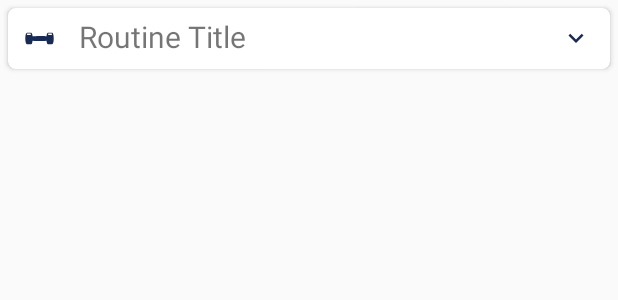
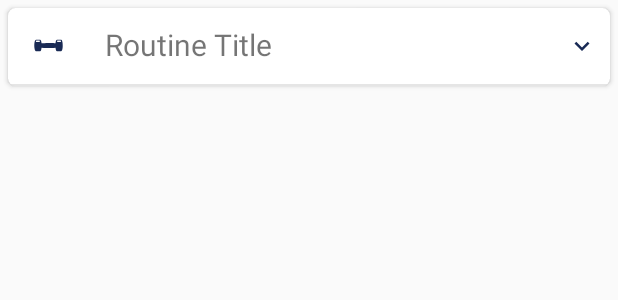
Before and after one commit to StefanoKoo/MyFitnessAssistant, an Android app: the layout layout_workout_list_item.xml on its own in the app's theme, with its tools: preview values and no code run, on a phone screen of 412 x 824 dp. Shown: the top 300 px of the screen. Run offline under Robolectric (Android 15) with nearby library versions, the phone set to English and light mode, and no system bars.

Commit message:
Expandable layout Done

```diff
--- a/app/src/main/java/com/example/myfitnessassistant/WorkoutListActivity.java
+++ b/app/src/main/java/com/example/myfitnessassistant/WorkoutListActivity.java
@@ -84,12 +84,8 @@ public class WorkoutListActivity extends AppCompatActivity implements WorkoutsRe
 //        insertFakeRoutines();
         Log.d(TAG,"Shutdown Test");
 
-//        if (db.workoutDao().getWorkoutByName("OHP") != null) {
-//            addWorkout(db.workoutDao().getWorkoutByName("OHP"));
-//        }
-//
         if (db.workoutDao().getAll().size() != 0) {
-            for (int i = 0; i < db.workoutDao().getAll().size()+1; i++) {
+            for (int i = 1; i <= db.workoutDao().getAll().size() + 1; i++) {
                 if (db.workoutDao().getWorkoutByIndex(i) != null) {
                     Log.d(TAG,db.workoutDao().getAll().toString());
                     addWorkout(db.workoutDao().getWorkoutByIndex(i));
@@ -133,7 +129,6 @@ public class WorkoutListActivity extends AppCompatActivity implements WorkoutsRe
         MenuInflater menuInflater = getMenuInflater();
         menuInflater.inflate(R.menu.menu_make_routine, menu);
         return true;
-//        return super.onCreateOptionsMenu(menu);
     }
 
     @Override
@@ -146,6 +141,7 @@ public class WorkoutListActivity extends AppCompatActivity implements WorkoutsRe
                 overridePendingTransition(R.anim.slide_in,R.anim.slide_out);
             case R.id.save_routine:
                 Log.d(TAG,"Save Button Clicked");
+                saveWorkoutList(mWorkouts);
                 setResult(RESULT_OK);
                 finish();
                 overridePendingTransition(R.anim.slide_in,R.anim.slide_out);
@@ -172,10 +168,9 @@ public class WorkoutListActivity extends AppCompatActivity implements WorkoutsRe
             if (resultCode == RESULT_OK) {
                 Log.d(TAG,"Result OK");
                 Workout mWorkout = data.getParcelableExtra("Workout");
-//                addItem(mImageDrawable,mWorkout.getWorkoutName());
                 addWorkout(mWorkout);
-                db.workoutDao().insert(mWorkout);
-                Toast.makeText(this, db.workoutDao().getWorkoutByName(mWorkout.getWorkoutName()).getWorkoutName(),Toast.LENGTH_SHORT).show();
+//                db.workoutDao().insert(mWorkout);
+//                Toast.makeText(this, db.workoutDao().getWorkoutByName(mWorkout.getWorkoutName()).getWorkoutName(),Toast.LENGTH_SHORT).show();
             }
             else {
                 Log.d(TAG,"Result Not OK");
@@ -193,4 +188,13 @@ public class WorkoutListActivity extends AppCompatActivity implements WorkoutsRe
     public void onExpandClick(int position) {
 //        Toast.makeText(this,"Expand Click Test",Toast.LENGTH_SHORT).show();
     }
+
+    // 현재 Workout 리스트를 DB에 추가
+    public void saveWorkoutList(ArrayList<Workout> mWorkouts) {
+        for (int i = 0; i < mWorkouts.size(); i++) {
+            Workout mWorkout = mWorkouts.get(i);
+//            db.workoutDao().insert(mWorkout);
+            Log.d(TAG,"Workout " + i + " " + mWorkout.getWorkoutName());
+        }
+    }
 }
--- a/app/src/main/java/com/example/myfitnessassistant/WorkoutsRecyclerAdapter.java
+++ b/app/src/main/java/com/example/myfitnessassistant/WorkoutsRecyclerAdapter.java
@@ -9,6 +9,7 @@ import android.view.View;
 import android.view.ViewGroup;
 import android.widget.ImageButton;
 import android.widget.ImageView;
+import android.widget.LinearLayout;
 import android.widget.TextView;
 
 import java.util.ArrayList;
@@ -16,7 +17,6 @@ import java.util.ArrayList;
 import androidx.annotation.NonNull;
 import androidx.recyclerview.widget.ItemTouchHelper;
 import androidx.recyclerview.widget.RecyclerView;
-import data.Routine;
 import data.Workout;
 
 class WorkoutsRecyclerAdapter extends RecyclerView.Adapter<WorkoutsRecyclerAdapter.ViewHolder> implements ItemTouchHelperAdapter {
@@ -61,7 +61,10 @@ class WorkoutsRecyclerAdapter extends RecyclerView.Adapter<WorkoutsRecyclerAdapt
     public void onBindViewHolder(@NonNull ViewHolder holder, int position) {
         Workout workout = mWorkouts.get(position);
 
-        holder.routineTitle.setText(workout.getWorkoutName());
+        holder.workoutTitle.setText(workout.getWorkoutName());
+        holder.weightsView.setText(workout.getWorkoutWeight().toString());
+        holder.setsView.setText(workout.getWorkoutSets().toString());
+        holder.repsView.setText(workout.getWorkoutReps().toString());
     }
 
     @Override
@@ -71,17 +74,21 @@ class WorkoutsRecyclerAdapter extends RecyclerView.Adapter<WorkoutsRecyclerAdapt
 
     public class ViewHolder extends RecyclerView.ViewHolder implements View.OnTouchListener, GestureDetector.OnGestureListener, View.OnClickListener {
         ImageView routineView;
-        TextView routineTitle;
+        TextView workoutTitle;
         ImageButton expandButton;
-        TextView textView;
+        LinearLayout layout;
+        TextView weightsView, setsView, repsView;
         GestureDetector mGestureDetector;
 
         public ViewHolder(View itemView, OnRoutineListener onRoutineListener, OnExpandListener onExpandListener) {
             super(itemView); // 뷰 객체에 대한 참조
             routineView = itemView.findViewById(R.id.routineIcon);
-            routineTitle = itemView.findViewById(R.id.routineTitle);
+            workoutTitle = itemView.findViewById(R.id.workoutTitle);
             expandButton = itemView.findViewById(R.id.expandButton);
-            textView = itemView.findViewById(R.id.view_extended);
+            layout = itemView.findViewById(R.id.layout_extended);
+            weightsView = itemView.findViewById(R.id.text_view_weights);
+            setsView = itemView.findViewById(R.id.text_view_sets);
+            repsView = itemView.findViewById(R.id.text_view_reps);
 
             mOnRoutineListener = onRoutineListener;
             mOnExpandListener = onExpandListener;
@@ -130,14 +137,15 @@ class WorkoutsRecyclerAdapter extends RecyclerView.Adapter<WorkoutsRecyclerAdapt
 
         @Override
         public void onClick(View view) {
-//            mOnExpandListener.onExpandClick(getAdapterPosition());
-            if (textView.getVisibility() == View.VISIBLE) {
+            if (layout.getVisibility() == View.VISIBLE) {
                 TransitionManager.beginDelayedTransition((ViewGroup) view.getParent(),new AutoTransition());
-                textView.setVisibility(View.GONE);
+                layout.setVisibility(View.GONE);
+                expandButton.setImageResource(R.drawable.ic_baseline_keyboard_arrow_down_20);
             }
             else {
                 TransitionManager.beginDelayedTransition((ViewGroup) view.getParent(),new AutoTransition());
-                textView.setVisibility(View.VISIBLE);
+                layout.setVisibility(View.VISIBLE);
+                expandButton.setImageResource(R.drawable.ic_baseline_keyboard_arrow_up_20);
             }
             notifyDataSetChanged();
         }
--- a/app/src/main/res/layout/layout_workout_list_item.xml
+++ b/app/src/main/res/layout/layout_workout_list_item.xml
@@ -27,42 +27,135 @@
                     android:src="@drawable/ic_dumbell_20"
                     android:layout_width="30dp"
                     android:layout_height="30dp"
-                    android:layout_weight="1"
+                    android:layout_weight="4"
                     android:layout_margin="5dp"
                     android:padding="5dp"
                     android:layout_gravity="center">
                 </ImageView>
 
                 <TextView
-                    android:id="@+id/routineTitle"
-                    android:layout_width="wrap_content"
+                    android:id="@+id/workoutTitle"
+                    android:layout_width="0dp"
                     android:layout_height="wrap_content"
-                    android:layout_weight="98"
+                    android:layout_weight="88"
                     android:gravity="center_vertical"
                     android:textSize="20dp"
+                    android:layout_margin="5dp"
                     android:padding="5dp"
                     android:text="Routine Title">
                 </TextView>
 
                 <ImageButton
                     android:id="@+id/expandButton"
-                    android:layout_width="wrap_content"
+                    android:layout_width="0dp"
                     android:layout_height="wrap_content"
-                    android:layout_weight="1"
+                    android:layout_weight="8"
+                    android:layout_margin="5dp"
                     android:layout_gravity="center_vertical"
-                    android:src="@drawable/selector_button_expand"
+                    android:src="@drawable/ic_baseline_keyboard_arrow_down_20"
                     android:tint="@color/maColor"
                     android:backgroundTint="@color/white">
                 </ImageButton>
             </LinearLayout>
 
-            <TextView
-                android:id="@+id/view_extended"
+            <View
+                android:background="#66bdbdbd"
+                android:layout_width="match_parent"
+                android:layout_height="1dp" />
+
+            <LinearLayout
+                android:id="@+id/layout_extended"
                 android:layout_width="match_parent"
                 android:layout_height="wrap_content"
-                android:text="This is Extended CardView"
+                android:orientation="vertical"
                 android:visibility="gone">
-            </TextView>
+                <LinearLayout
+                    android:layout_width="match_parent"
+                    android:layout_height="wrap_content"
+                    android:orientation="horizontal"
+                    android:weightSum="100">
+                    <TextView
+                        android:layout_width="0dp"
+                        android:layout_height="wrap_content"
+                        android:layout_weight="29"
+                        android:layout_margin="5dp"
+                        android:textAlignment="center"
+                        android:text="무게"/>
+                    <View
+                        android:background="#66bdbdbd"
+                        android:layout_width="0dp"
+                        android:layout_height="match_parent"
+                        android:layout_weight="1"/>
+                    <TextView
+                        android:id="@+id/text_view_weights"
+                        android:layout_width="0dp"
+                        android:layout_height="wrap_content"
+                        android:layout_weight="70"
+                        android:layout_margin="5dp"
+                        android:textAlignment="center"
+                        android:text="Hello World"/>
+                </LinearLayout>
+                <View
+                    android:background="#66bdbdbd"
+                    android:layout_width="match_parent"
+                    android:layout_height="1dp" />
+                <LinearLayout
+                    android:layout_width="match_parent"
+                    android:layout_height="wrap_content"
+                    android:orientation="horizontal"
+                    android:weightSum="100">
+                    <TextView
+                        android:layout_width="0dp"
+                        android:layout_height="wrap_content"
+                        android:layout_weight="29"
+                        android:layout_margin="5dp"
+                        android:textAlignment="center"
+                        android:text="세트"/>
+                    <View
+                        android:background="#66bdbdbd"
+                        android:layout_width="0dp"
+                        android:layout_height="match_parent"
+                        android:layout_weight="1"/>
+                    <TextView
+                        android:id="@+id/text_view_sets"
+                        android:layout_width="0dp"
+                        android:layout_height="wrap_content"
+                        android:layout_weight="70"
+                        android:layout_margin="5dp"
+                        android:textAlignment="center"
+                        android:text="Hello World"/>
+                </LinearLayout>
+                <View
+                    android:background="#66bdbdbd"
+                    android:layout_width="match_parent"
+                    android:layout_height="1dp" />
+                <LinearLayout
+                    android:layout_width="match_parent"
+                    android:layout_height="wrap_content"
+                    android:orientation="horizontal"
+                    android:weightSum="100">
+                    <TextView
+                        android:layout_width="0dp"
+                        android:layout_height="wrap_content"
+                        android:layout_weight="29"
+                        android:layout_margin="5dp"
+                        android:textAlignment="center"
+                        android:text="반복"/>
+                    <View
+                        android:background="#66bdbdbd"
+                        android:layout_width="0dp"
+                        android:layout_height="match_parent"
+                        android:layout_weight="1"/>
+                    <TextView
+                        android:id="@+id/text_view_reps"
+                        android:layout_width="0dp"
+                        android:layout_height="wrap_content"
+                        android:layout_weight="70"
+                        android:layout_margin="5dp"
+                        android:textAlignment="center"
+                        android:text="Hello World"/>
+                </LinearLayout>
+            </LinearLayout>
         </LinearLayout>
     </androidx.cardview.widget.CardView>
 
```
Also changed, not shown: app/src/main/java/com/example/myfitnessassistant/CalendarActivity.java (+0 -11 lines).
